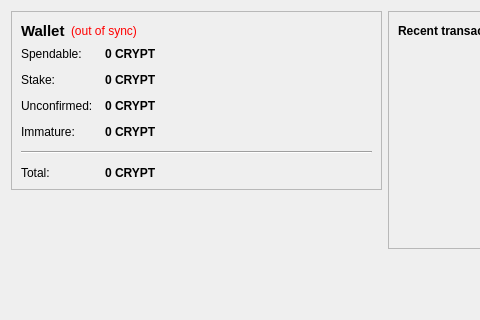
This is src/qt/forms/overviewpage.ui in WeAreSatoshi/WeAreSatoshi2 as Qt 5 draws it before an edit; both pictures show x 0 to 480 and y 0 to 320 of the 770 by 487 pixel window. The edited form follows.
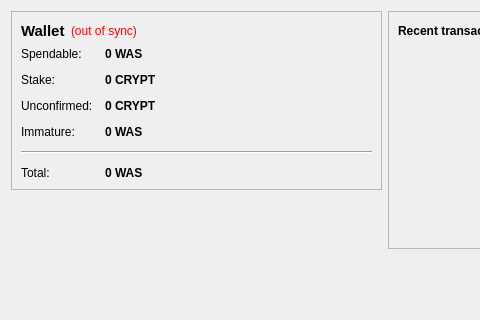
This is the edited form. Icons and pictures are not drawn.

What changed in the file:
```diff
--- a/src/qt/forms/overviewpage.ui
+++ b/src/qt/forms/overviewpage.ui
@@ -105,7 +105,7 @@
              <string>Your current spendable balance</string>
             </property>
             <property name="text">
-             <string notr="true">0 CRYPT</string>
+             <string notr="true">0 WAS</string>
             </property>
             <property name="textInteractionFlags">
              <set>Qt::LinksAccessibleByMouse|Qt::TextSelectableByKeyboard|Qt::TextSelectableByMouse</set>
@@ -189,7 +189,7 @@
              <string>Mined balance that has not yet matured</string>
             </property>
             <property name="text">
-             <string notr="true">0 CRYPT</string>
+             <string notr="true">0 WAS</string>
             </property>
             <property name="textInteractionFlags">
              <set>Qt::LinksAccessibleByMouse|Qt::TextSelectableByKeyboard|Qt::TextSelectableByMouse</set>
@@ -225,7 +225,7 @@
              <string>Your current total balance</string>
             </property>
             <property name="text">
-             <string notr="true">0 CRYPT</string>
+             <string notr="true">0 WAS</string>
             </property>
             <property name="textInteractionFlags">
              <set>Qt::LinksAccessibleByMouse|Qt::TextSelectableByKeyboard|Qt::TextSelectableByMouse</set>
```
Left out of the diff: 4 changed lines with no effect on the pictures.
